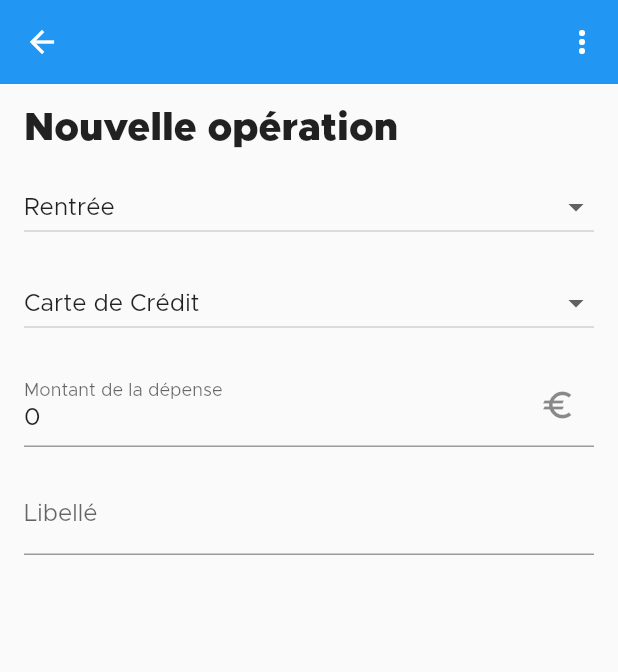
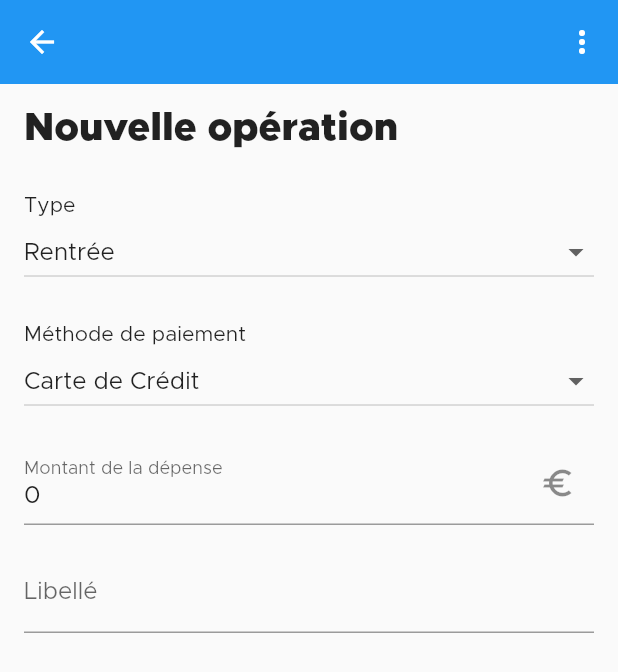
Before and after one commit to Drakx116/my-budget-app, a Flutter app: the OperationScreen screen opened directly, on a phone screen of 412 x 824 dp. Shown: the top 672 px of the screen. Run offline on Flutter 3.47's test engine with Material 2 defaults, Android fonts, the phone set to English and light mode, and no system bars; our stand-ins replace dio, flutter_dotenv, flutter_secure_storage, freezed_annotation, image_picker; missing offline and left inert: learning_input_image, learning_text_recognition; accounts and stored records are empty.

Commit message:
feat(style): improve title spacing on operation screen :sparkles:

```diff
--- a/lib/screens/operation_screen.dart
+++ b/lib/screens/operation_screen.dart
@@ -75,6 +75,11 @@ class _OperationScreenState extends State<OperationScreen> {
             child: Form(
               child: Column(
                 children: [
+                  const SizedBox(height: 16),
+                  Row(
+                    mainAxisAlignment: MainAxisAlignment.start,
+                    children: const [ Text('Type') ],
+                  ),
                   DropdownButton(
                     isExpanded: true,
                     value: widget.type.value,
@@ -83,7 +88,11 @@ class _OperationScreenState extends State<OperationScreen> {
                     },
                     items: OperationType.values.map((OperationType type) => DropdownMenuItem(child: Text(type.value), value: type.value)).toList(),
                   ),
-                  const SizedBox(height: 16),
+                  const SizedBox(height: 24),
+                  Row(
+                    mainAxisAlignment: MainAxisAlignment.start,
+                    children: const [ Text('Méthode de paiement') ],
+                  ),
                   DropdownButton(
                     isExpanded: true,
                     value: widget.paymentMethod.value,
```
